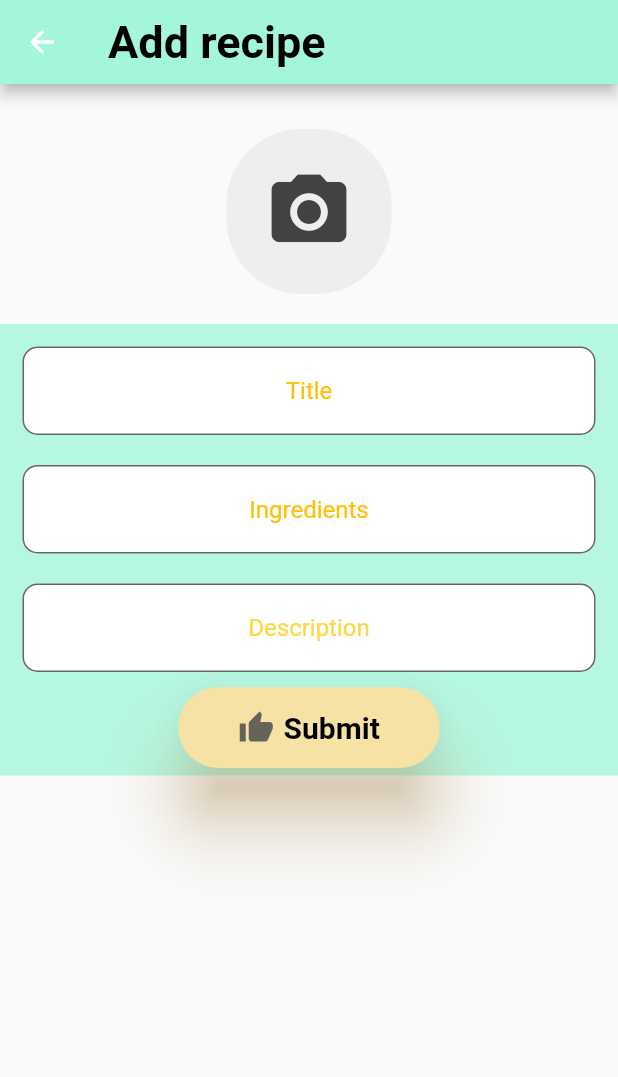
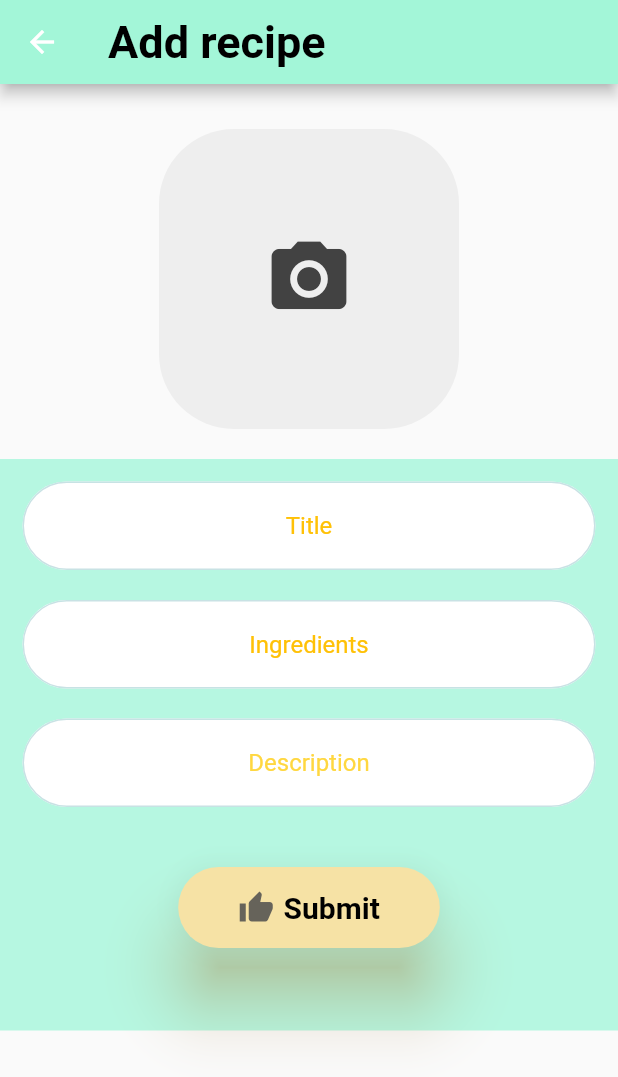
Before and after one commit to nureddinelmas/Recept_App, a Flutter app: the AddRecipe screen opened directly, on a phone screen of 412 x 824 dp. Shown: the top 1077 px of the screen. Run offline on Flutter 3.47's test engine with Material 2 defaults, Android fonts, the phone set to English and light mode, and no system bars; our stand-ins replace carousel_slider, cloud_firestore, firebase_auth, firebase_core, firebase_storage, image_picker and 1 more; missing offline and left inert: staggered_grid_view_flutter; accounts and stored records are empty; network calls fail; Roboto replaces fonts that are missing (Times).

```diff
--- a/lib/screens/add_recipe_screen.dart
+++ b/lib/screens/add_recipe_screen.dart
@@ -131,15 +131,15 @@ class _AddRecipeState extends State<AddRecipe> {
                         _showPicker(context);
                       },
                       child: CircleAvatar(
-                        radius: 55,
+                        radius: 100,
                         backgroundColor: Color.fromARGB(255, 247, 246, 244),
                         child: _photo != null
                             ? ClipRRect(
                                 borderRadius: BorderRadius.circular(50),
                                 child: Image.file(
                                   _photo!,
-                                  width: 250,
-                                  height: 250,
+                                  width: 350,
+                                  height: 350,
                                   fit: BoxFit.fitHeight,
                                 ),
                               )
@@ -147,8 +147,8 @@ class _AddRecipeState extends State<AddRecipe> {
                                 decoration: BoxDecoration(
                                     color: Colors.grey[200],
                                     borderRadius: BorderRadius.circular(50)),
-                                width: 250,
-                                height: 250,
+                                width: 350,
+                                height: 350,
                                 child: Icon(
                                   Icons.camera_alt,
                                   color: Colors.grey[800],
@@ -176,13 +176,17 @@ class _AddRecipeState extends State<AddRecipe> {
                               print(recipeTitle);
                             },
                             decoration: InputDecoration(
+                              focusedBorder: InputBorder.none,
                               filled: true,
                               fillColor: Colors.white,
                               hintText: 'Title',
                               hintStyle: TextStyle(color: Colors.amber),
-                              border: OutlineInputBorder(
+                              enabledBorder: OutlineInputBorder(
                                 borderRadius: BorderRadius.all(
-                                  Radius.circular(10),
+                                  Radius.circular(30),
+                                ),
+                                borderSide: BorderSide(
+                                  color: Color.fromARGB(255, 200, 226, 228),
                                 ),
                               ),
                             ),
@@ -202,13 +206,17 @@ class _AddRecipeState extends State<AddRecipe> {
                               print(recipeIngredients);
                             },
                             decoration: InputDecoration(
+                              focusedBorder: InputBorder.none,
                               filled: true,
                               fillColor: Colors.white,
                               hintText: 'Ingredients',
                               hintStyle: TextStyle(color: Colors.amber),
-                              border: OutlineInputBorder(
+                              enabledBorder: OutlineInputBorder(
                                 borderRadius: BorderRadius.all(
-                                  Radius.circular(10),
+                                  Radius.circular(30),
+                                ),
+                                borderSide: BorderSide(
+                                  color: Color.fromARGB(255, 200, 226, 228),
                                 ),
                               ),
                             ),
@@ -228,18 +236,23 @@ class _AddRecipeState extends State<AddRecipe> {
                               print(recipeDescription);
                             },
                             decoration: InputDecoration(
+                              focusedBorder: InputBorder.none,
                               filled: true,
                               fillColor: Colors.white,
                               hintText: 'Description',
                               hintStyle: TextStyle(color: Colors.amberAccent),
-                              border: OutlineInputBorder(
+                              enabledBorder: OutlineInputBorder(
                                 borderRadius: BorderRadius.all(
-                                  Radius.circular(10),
+                                  Radius.circular(30),
+                                ),
+                                borderSide: BorderSide(
+                                  color: Color.fromARGB(255, 200, 226, 228),
                                 ),
                               ),
                             ),
                           ),
                         ),
+                        SizedBox(height: 30),
                         ElevatedButton.icon(
                           onPressed: () {
                             addRecipe();
@@ -268,6 +281,7 @@ class _AddRecipeState extends State<AddRecipe> {
                                 fontWeight: FontWeight.w600),
                           ),
                         ),
+                        SizedBox(height: 50),
                       ],
                     ),
                   ),
```
Also changed, not shown: lib/main_widgets/recept_home.dart (+5 -2 lines), lib/screens/my_recipes.dart (added, +159 -0 lines).
